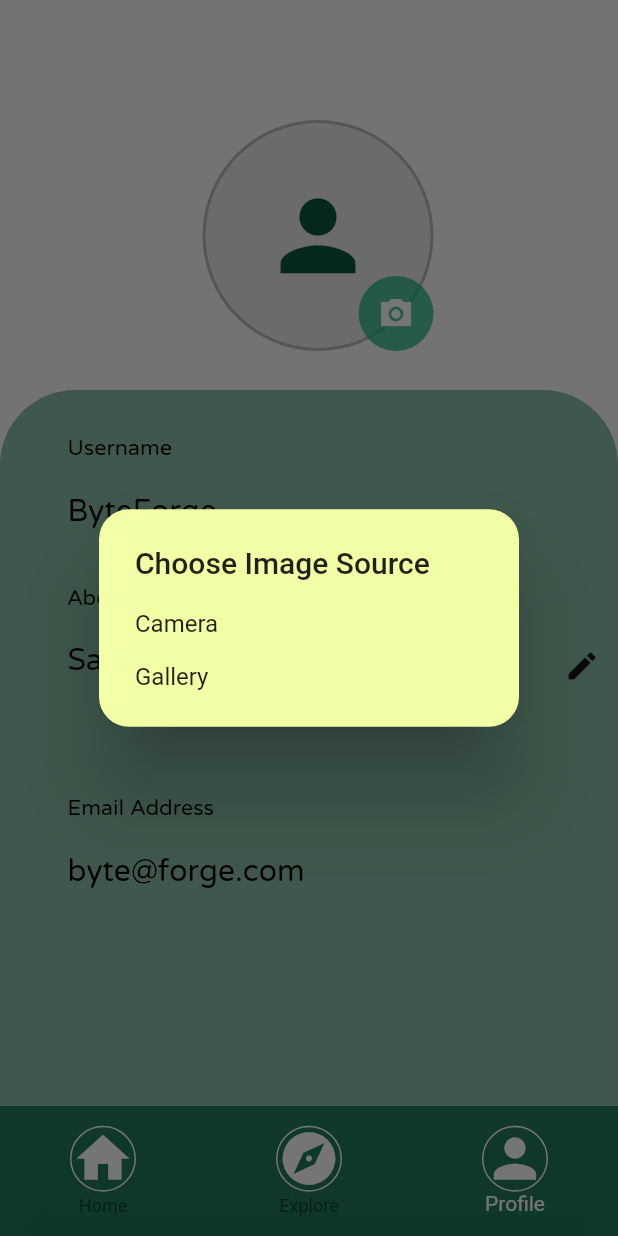
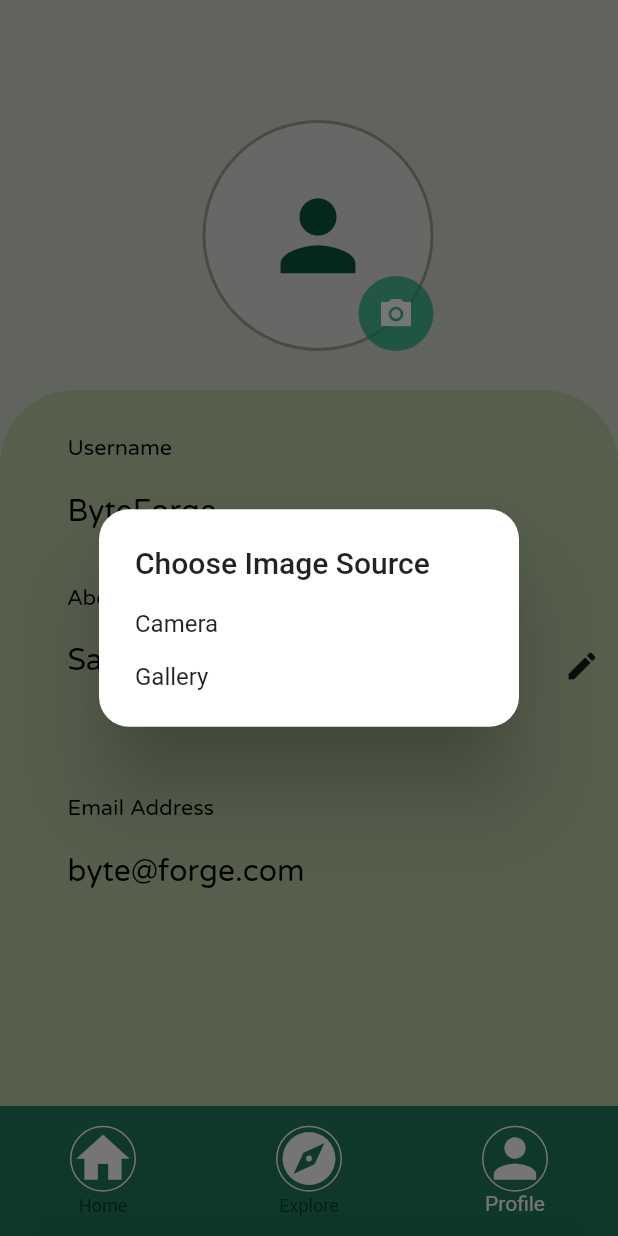
Before and after one commit to spellsharp/trasheroo, a Flutter app: the screen it shows after launch, item 3 of the bottom bar chosen, after a tap on the "camera alt" icon, on a phone screen of 412 x 824 dp. Run offline on Flutter 3.47's test engine with Material 2 defaults, Android fonts, the phone set to English and light mode, and no system bars; our stand-ins replace dotted_border, drop_shadow, firebase_auth, firebase_core, font_awesome_flutter, image_picker and 2 more; missing offline and left inert: flutter_osm_plugin; accounts and stored records are empty.

Commit message:
More edit

```diff
--- a/lib/Explore.dart
+++ b/lib/Explore.dart
@@ -158,6 +158,8 @@ class _ExploreState extends State<Explore> {
   Widget build(BuildContext context) {
     return Scaffold(
       // backgroundColor: const Color.fromRGBO(243, 255, 166, 1),
+      backgroundColor: Color.fromARGB(50, 46, 87, 0),
+
       body: Container(
         child: SingleChildScrollView(
           child: Stack(
@@ -192,6 +194,7 @@ class _ExploreState extends State<Explore> {
                           },
                         ),
                         border: OutlineInputBorder(
+                          borderSide: BorderSide(color: Colors.white),
                           borderRadius: BorderRadius.circular(20.0),
                         ),
                       ),
--- a/lib/Profile.dart
+++ b/lib/Profile.dart
@@ -104,7 +104,7 @@ class ProfileState extends State<Profile> {
   @override
   Widget build(BuildContext context) {
     return Scaffold(
-      backgroundColor: Colors.transparent,
+      backgroundColor: Color.fromARGB(50, 46, 87, 0),
       body: Column(
         children: [
           Expanded(
@@ -126,16 +126,16 @@ class ProfileState extends State<Profile> {
                         )
                       else
                         CircleAvatar(
-                          radius: 77,
-                          backgroundColor: Colors.black26,
+                          radius: 78,
+                          backgroundColor: Colors.black38,
                           child: CircleAvatar(
                             radius: 75,
                             backgroundColor: Colors.white70,
                             child: ClipOval(
                               child: Image.file(
                                 image!,
-                                width: 116,
-                                height: 116,
+                                width: 150,
+                                height: 150,
                                 fit: BoxFit.cover,
                                 errorBuilder: (context, error, stackTrace) =>
                                     const Icon(Icons.error),
@@ -158,8 +158,8 @@ class ProfileState extends State<Profile> {
                                       shape: RoundedRectangleBorder(
                                           borderRadius:
                                               BorderRadius.circular(20)),
-                                      backgroundColor: const Color.fromRGBO(
-                                          243, 255, 166, 1),
+                                      // backgroundColor: const Color.fromRGBO(
+                                      //     243, 255, 166, 1),
                                       title: Text('Choose Image Source'),
                                       content: SingleChildScrollView(
                                         child: ListBody(
@@ -214,7 +214,9 @@ class ProfileState extends State<Profile> {
                       topLeft: Radius.circular(50.0),
                       topRight: Radius.circular(50.0),
                     ),
-                      color: Color.fromARGB(255, 137, 190, 165)
+                    // color: Color.fromARGB(255, 137, 190, 165)
+                    color: Color.fromARGB(100, 152, 183, 111),
+
                     // gradient: LinearGradient(
                     //   colors: [
                     //     Color(0xffF3FFA6),
--- a/lib/Volunteer.dart
+++ b/lib/Volunteer.dart
@@ -86,6 +86,8 @@ class VolunteerState extends State<Volunteer> {
       child: SafeArea(
         child: Scaffold(
           // backgroundColor: const Color.fromRGBO(243, 255, 166, 1),
+          backgroundColor: Color.fromARGB(255, 199, 209, 189),
+
           appBar: AppBar(
             titleSpacing: 0,
             title: Row(
--- a/lib/main.dart
+++ b/lib/main.dart
@@ -86,6 +86,7 @@ class _MyHomePageState extends State<MyHomePage> {
       child: SafeArea(
         child: Scaffold(
           // backgroundColor: const Color.fromRGBO(243, 255, 166, 1),
+
           bottomNavigationBar: Container(
             decoration: const BoxDecoration(
               borderRadius: BorderRadius.only(
```
Lines whose indentation alone changed are shown as unchanged.
